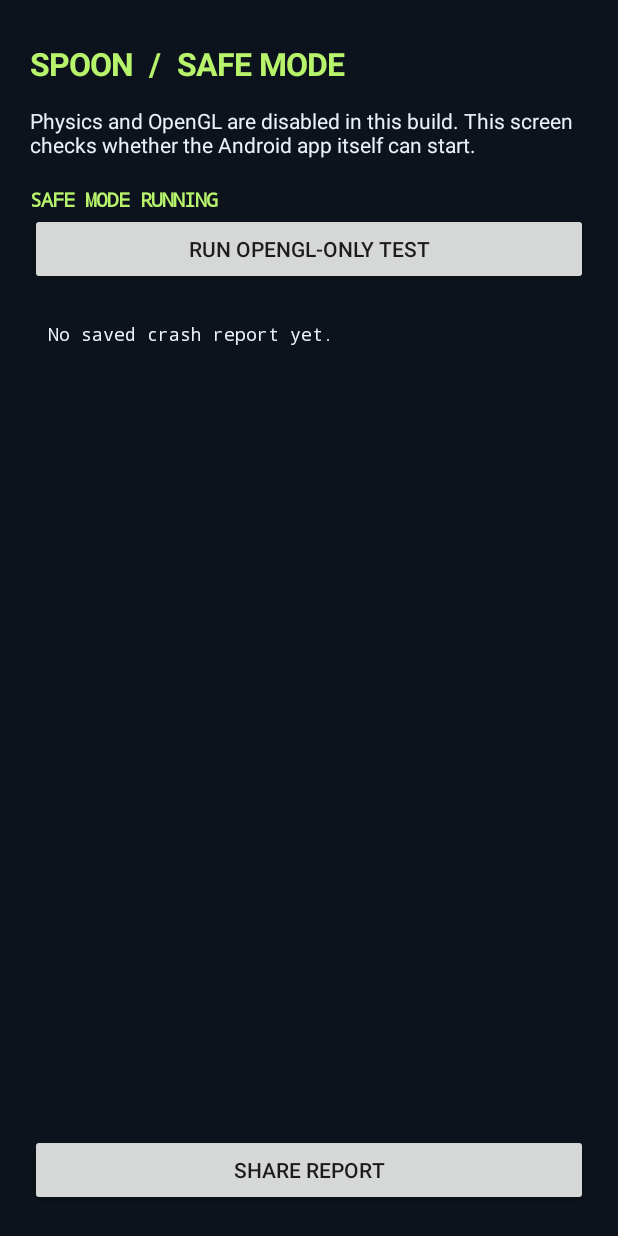
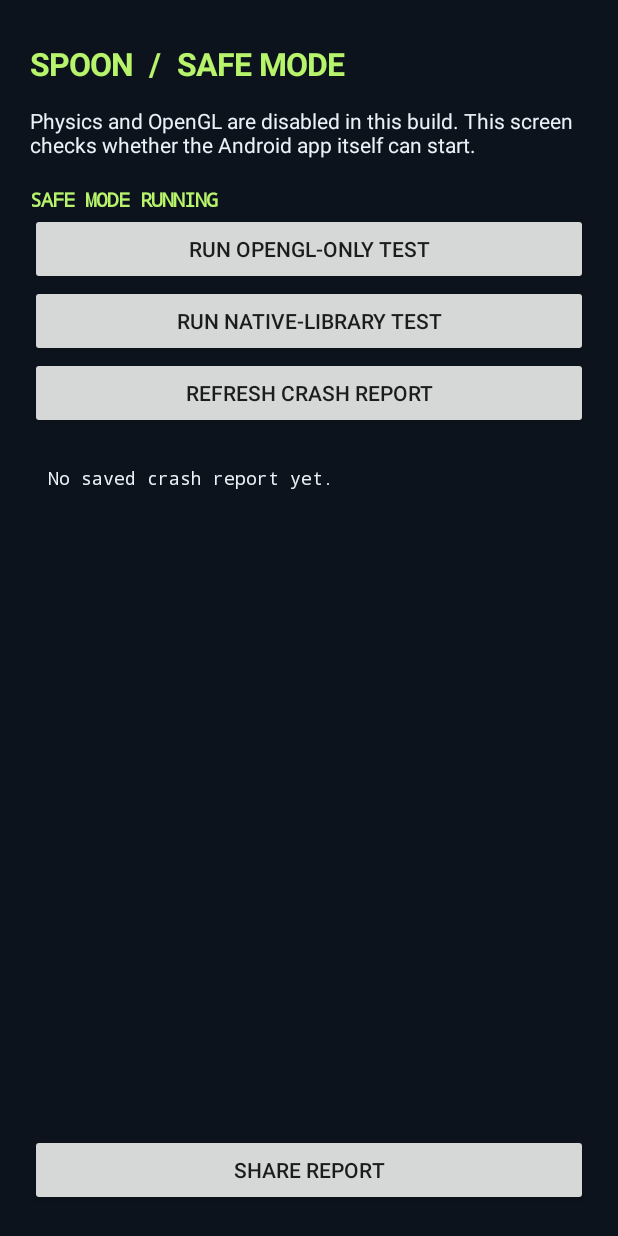
Before and after one commit to Dripxiecon/Spoon-Engine, an Android app: the screen it shows after launch (MainActivity), on a phone screen of 412 x 824 dp. Run offline under Robolectric (Android 15) with nearby library versions, the phone set to English and light mode, and no system bars.

Commit message:
Fix native probe button Java formatting

```diff
--- a/android-demo/app/src/main/java/com/spoonengine/demo/MainActivity.java
+++ b/android-demo/app/src/main/java/com/spoonengine/demo/MainActivity.java
@@ -57,7 +57,14 @@ public final class MainActivity extends Activity {
         glTest.setOnClickListener(v ->
                 startActivity(new Intent(this, GlProbeActivity.class)));
 
-        Button nativeTest = new Button(this);\n        nativeTest.setText("RUN NATIVE-LIBRARY TEST");\n        nativeTest.setAllCaps(false);\n        root.addView(nativeTest, fullWidth());\n        nativeTest.setOnClickListener(v ->\n                startActivity(new Intent(this, NativeProbeActivity.class)));\n\n        Button refresh = new Button(this);
+        Button nativeTest = new Button(this);
+        nativeTest.setText("RUN NATIVE-LIBRARY TEST");
+        nativeTest.setAllCaps(false);
+        root.addView(nativeTest, fullWidth());
+        nativeTest.setOnClickListener(v ->
+                startActivity(new Intent(this, NativeProbeActivity.class)));
+
+        Button refresh = new Button(this);
         refresh.setText("REFRESH CRASH REPORT");
         refresh.setAllCaps(false);
         root.addView(refresh, fullWidth());
```
